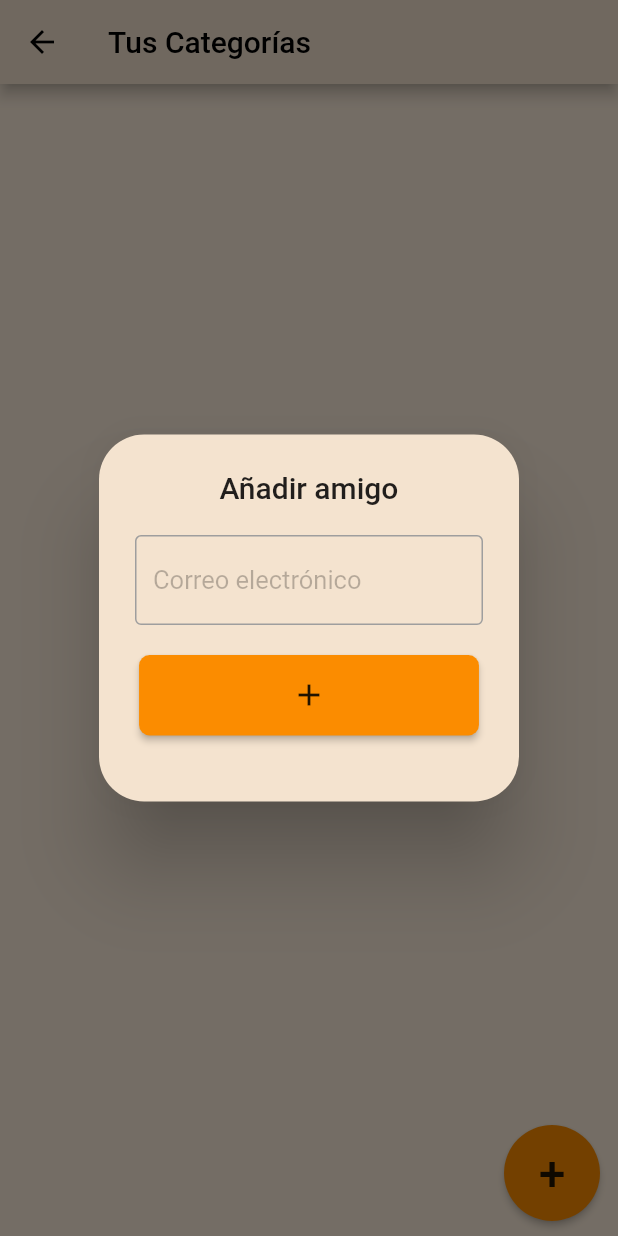
After one commit to D4nlglss/Samba, a Flutter app: the ManageFriends screen opened directly, after a tap on an icon or button, on a phone screen of 412 x 824 dp. The commit adds this screen. Run offline on Flutter 3.47's test engine with Material 2 defaults, Android fonts, the phone set to English and light mode, and no system bars; our stand-ins replace cloud_firestore, firebase_auth, firebase_core, flutter_colorpicker, google_fonts; accounts and stored records are empty.

Commit message:
Añadido amigos

```diff
--- /dev/null
+++ b/lib/pages/manage_friends.dart
@@ -0,0 +1,142 @@
+import 'package:cloud_firestore/cloud_firestore.dart';
+import 'package:firebase_auth/firebase_auth.dart';
+import 'package:flutter/material.dart';
+import 'package:flutter_colorpicker/flutter_colorpicker.dart';
+import 'package:samba/components/friends.dart';
+import 'package:samba/components/my_category.dart';
+import 'package:samba/components/text_field.dart';
+
+class ManageFriends extends StatefulWidget {
+  const ManageFriends({super.key});
+
+  @override
+  State<ManageFriends> createState() => _ManageCategoriesState();
+}
+
+class _ManageCategoriesState extends State<ManageFriends> {
+  final currentUser = FirebaseAuth.instance.currentUser!;
+
+  void addFriend(String email) {
+    FirebaseFirestore.instance
+        .collection('users')
+        .doc(currentUser.email)
+        .collection('friends')
+        .doc(email)
+        .set({
+      'email': email,
+    });
+  }
+
+  void addFriendDialog(BuildContext context) {
+    var controller = TextEditingController();
+    showDialog(
+        context: context,
+        builder: (context) {
+          return AlertDialog(
+            backgroundColor: Theme.of(context).canvasColor,
+            shape: RoundedRectangleBorder(
+              borderRadius: BorderRadius.circular(30),
+            ),
+            title: const Center(child: Text('Añadir amigo')),
+            content: SingleChildScrollView(
+              child: Column(
+                mainAxisSize: MainAxisSize.min,
+                children: [
+                  MyTextFieldII(
+                      controller: controller,
+                      action: TextInputAction.done,
+                      hintText: 'Correo electrónico',
+                      obscureText: false),
+                  const SizedBox(
+                    height: 20,
+                  ),
+                  Padding(
+                    padding: const EdgeInsets.only(bottom: 20),
+                    child: Center(
+                      child: MaterialButton(
+                        minWidth: MediaQuery.of(context).size.width * 0.55,
+                        height: MediaQuery.of(context).size.width * 0.13,
+                        color: Theme.of(context).colorScheme.background,
+                        shape: RoundedRectangleBorder(
+                          borderRadius: BorderRadius.circular(7),
+                        ),
+                        onPressed: () {
+                          addFriend(controller.text);
+                          Navigator.pop(context);
+                        },
+                        child: const Icon(Icons.add_outlined),
+                      ),
+                    ),
+                  ),
+                ],
+              ),
+            ),
+          );
+        });
+  }
+
+  @override
+  Widget build(BuildContext context) {
+    return Scaffold(
+      resizeToAvoidBottomInset: false,
+      appBar: AppBar(
+        title: const Text('Tus Categorías'),
+      ),
+      body: SafeArea(
+        child: Stack(
+          children: [
+            Center(
+              child: Column(
+                children: [
+                  Expanded(
+                    child: StreamBuilder<QuerySnapshot>(
+                        stream: FirebaseFirestore.instance
+                            .collection('users')
+                            .doc(currentUser.email)
+                            .collection('friends')
+                            .snapshots(),
+                        builder: (context, snapshot) {
+                          if (!snapshot.hasData) {
+                            return const Center(
+                              child: CircularProgressIndicator(),
+                            );
+                          }
+                          return SizedBox(
+                            height: MediaQuery.of(context).size.height * 0.035,
+                            child: ListView(
+                              children: snapshot.data!.docs.map((doc) {
+                                final friendData =
+                                    doc.data() as Map<String, dynamic>;
+                                return Friends(
+                                  email: friendData['email'],
+                                  inNote: false,
+                                );
+                              }).toList(),
+                            ),
+                          );
+                        }),
+                  ),
+                ],
+              ),
+            ),
+            Align(
+              alignment: Alignment.bottomRight,
+              child: Padding(
+                padding: const EdgeInsets.only(bottom: 10),
+                child: MaterialButton(
+                  shape: const CircleBorder(),
+                  onPressed: () {
+                    addFriendDialog(context);
+                  },
+                  color: Theme.of(context).colorScheme.background,
+                  padding: const EdgeInsets.all(13),
+                  child: const Text('+', style: TextStyle(fontSize: 32)),
+                ),
+              ),
+            ),
+          ],
+        ),
+      ),
+    );
+  }
+}
```
Also changed, not shown: lib/components/drawer.dart (+7 -1 lines), lib/components/friends.dart (added, +43 -0 lines), lib/pages/home.dart (+8 -0 lines).
